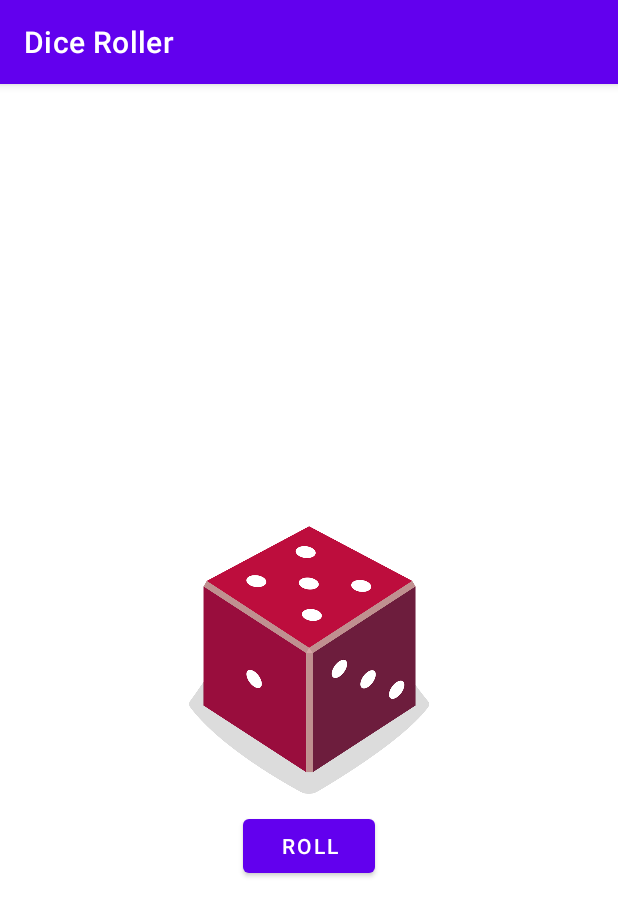
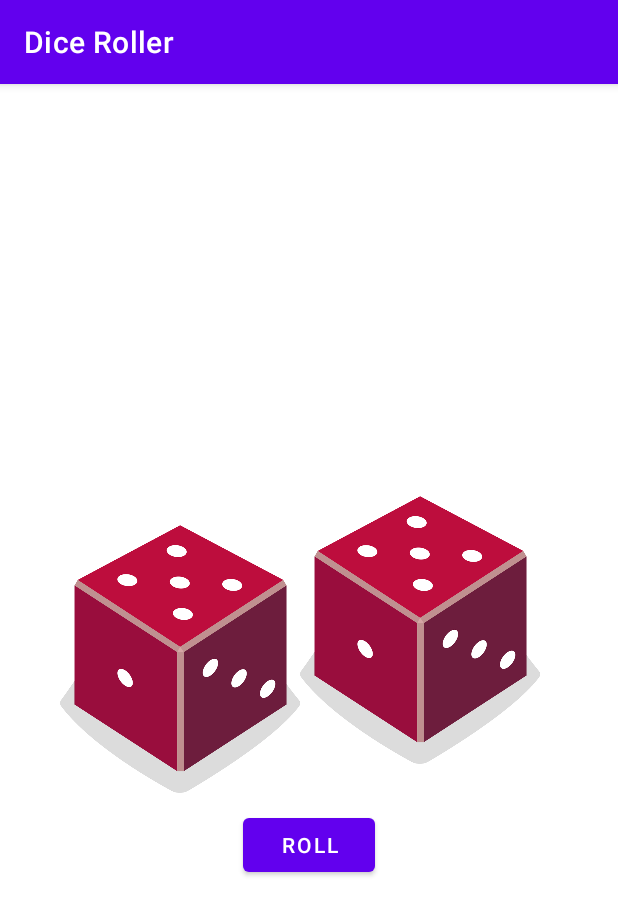
Before and after one commit to HemantSachdeva/DiceRoller, an Android app: the screen it shows after launch (MainActivity), on a phone screen of 412 x 824 dp. Shown: the top 916 px of the screen. Run offline under Robolectric (Android 15) with nearby library versions, the phone set to English and light mode, and no system bars.

Commit message:
Add second dice and roll both with single button
* problem statement https://developer.android.com/codelabs/basic-android-kotlin-training-dice-roller-images#9

Signed-off-by: Hemant Sachdeva <hemant.evolver@gmail.com>

```diff
--- a/app/src/main/java/com/hemantsachdeva/diceroller/MainActivity.kt
+++ b/app/src/main/java/com/hemantsachdeva/diceroller/MainActivity.kt
@@ -25,7 +25,7 @@ class MainActivity : AppCompatActivity() {
         rollDice()
 
         // Set a click listener on the button to roll the dice when the user taps the button
-        rollButton.setOnClickListener{
+        rollButton.setOnClickListener {
             rollDice()
         }
     }
@@ -36,13 +36,17 @@ class MainActivity : AppCompatActivity() {
     private fun rollDice() {
         // Create new Dice object with 6 sides and roll it
         val dice = Dice(6)
-        val diceRoll = dice.roll()
 
         // Find the ImageView in the layout
-        val diceImage: ImageView = findViewById(R.id.imageView)
+        val leftDiceImage: ImageView = findViewById(R.id.leftDice)
+        val rightDiceImage: ImageView = findViewById(R.id.rightDice)
 
         // Determine which drawable resource ID to use based on the dice roll
-        val drawableResource = when (diceRoll) {
+        var pass: Int = 1
+
+        // Update dices one by one to get different number on each
+        repeat(2) {
+            val drawableResource = when (dice.roll()) {
                 1 -> R.drawable.dice_1
                 2 -> R.drawable.dice_2
                 3 -> R.drawable.dice_3
@@ -51,7 +55,13 @@ class MainActivity : AppCompatActivity() {
                 else -> R.drawable.dice_6
             }
             // Update the ImageView with the correct drawable resource ID
-        diceImage.setImageResource(drawableResource)
+            if (pass == 1) {
+                leftDiceImage.setImageResource(drawableResource)
+            } else {
+                rightDiceImage.setImageResource(drawableResource)
+            }
+            pass += 1
+        }
     }
 }
 
--- a/app/src/main/res/layout/activity_main.xml
+++ b/app/src/main/res/layout/activity_main.xml
@@ -7,13 +7,24 @@
     tools:context=".MainActivity">
 
     <ImageView
-        android:id="@+id/imageView"
+        android:id="@+id/leftDice"
         android:layout_width="160dp"
         android:layout_height="200dp"
         app:layout_constraintBottom_toBottomOf="parent"
+        app:layout_constraintHorizontal_bias="0.159"
         app:layout_constraintLeft_toLeftOf="parent"
         app:layout_constraintRight_toRightOf="parent"
-        app:layout_constraintTop_toTopOf="parent" />
+        app:layout_constraintTop_toTopOf="parent"
+        app:layout_constraintVertical_bias="0.499" />
+
+    <ImageView
+        android:id="@+id/rightDice"
+        android:layout_width="160dp"
+        android:layout_height="200dp"
+        android:layout_marginTop="264dp"
+        app:layout_constraintHorizontal_bias="1.0"
+        app:layout_constraintLeft_toRightOf="@id/leftDice"
+        app:layout_constraintTop_toTopOf="parent"/>
 
     <Button
         android:id="@+id/button"
@@ -22,6 +33,6 @@
         android:text="@string/button_text"
         app:layout_constraintEnd_toEndOf="parent"
         app:layout_constraintStart_toStartOf="parent"
-        app:layout_constraintTop_toBottomOf="@id/imageView" />
+        app:layout_constraintTop_toBottomOf="@id/leftDice" />
 
 </androidx.constraintlayout.widget.ConstraintLayout>
```
Lines whose indentation alone changed are shown as unchanged.
